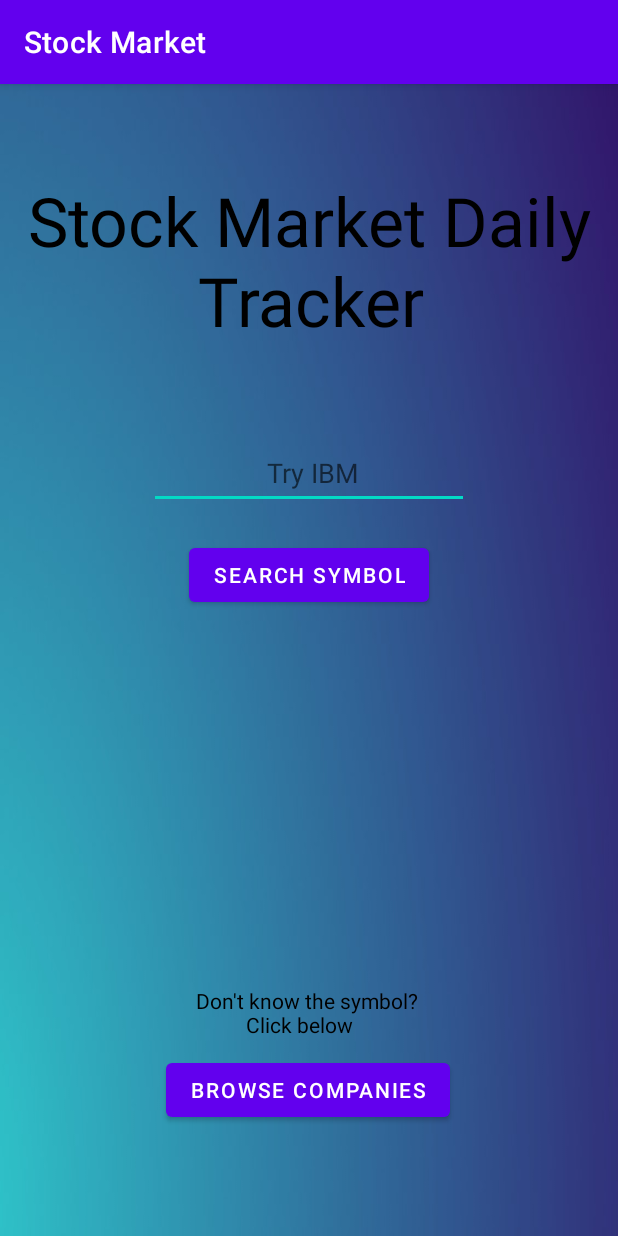
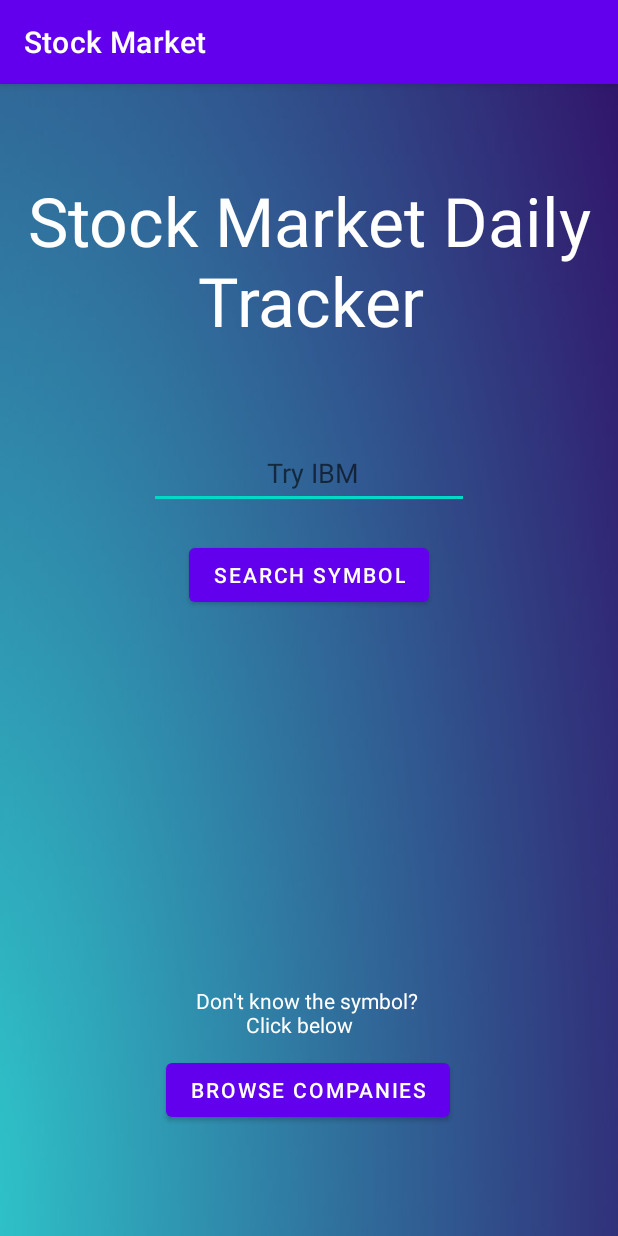
Before and after one commit to eddmarre/SmartSave, an Android app: the StockMarket screen opened directly, with no data from a screen before it, on a phone screen of 412 x 824 dp. Run offline under Robolectric (Android 15) with nearby library versions, the phone set to English and light mode, and no system bars; libraries missing offline, so code that uses them is left out: com.github.mikephil.charting.

Commit message:
Change Stock Market Chart Colors

```diff
--- a/app/src/main/res/layout/activity_company_stock_information.xml
+++ b/app/src/main/res/layout/activity_company_stock_information.xml
@@ -23,7 +23,7 @@
         android:layout_width="wrap_content"
         android:layout_height="wrap_content"
         android:text="TextView"
-        android:textColor="@color/black"
+        android:textColor="@color/white"
         app:layout_constraintBottom_toTopOf="@+id/chart"
         app:layout_constraintEnd_toEndOf="parent"
         app:layout_constraintStart_toStartOf="parent"
--- a/app/src/main/res/layout/activity_crypto_wallet.xml
+++ b/app/src/main/res/layout/activity_crypto_wallet.xml
@@ -53,7 +53,7 @@
         app:layout_constraintEnd_toEndOf="parent"
         app:layout_constraintStart_toStartOf="parent"
         app:layout_constraintTop_toTopOf="parent"
-        app:srcCompat="@mipmap/satoshi_foreground"
+        app:srcCompat="@mipmap/satoshi_round"
         android:contentDescription="@string/todo" />
 
 </androidx.constraintlayout.widget.ConstraintLayout>
--- a/app/src/main/res/layout/activity_stock_market.xml
+++ b/app/src/main/res/layout/activity_stock_market.xml
@@ -50,7 +50,7 @@
         android:layout_width="wrap_content"
         android:layout_height="wrap_content"
         android:layout_marginTop="250dp"
-        android:textColor="@color/black"
+        android:textColor="@color/white"
         android:text="Don't know the symbol? \n          Click below"
         app:layout_constraintEnd_toEndOf="parent"
         app:layout_constraintStart_toStartOf="parent"
@@ -58,7 +58,7 @@
 
     <TextView
         android:id="@+id/textView3"
-        android:textColor="@color/black"
+        android:textColor="@color/white"
         android:layout_width="wrap_content"
         android:layout_height="wrap_content"
         android:text="Stock Market Daily\n          Tracker"
```
Also changed, not shown: app/src/main/java/com/zybooks/loginregisterseniorproj/CompanyStockInformation.java (+14 -5 lines).
